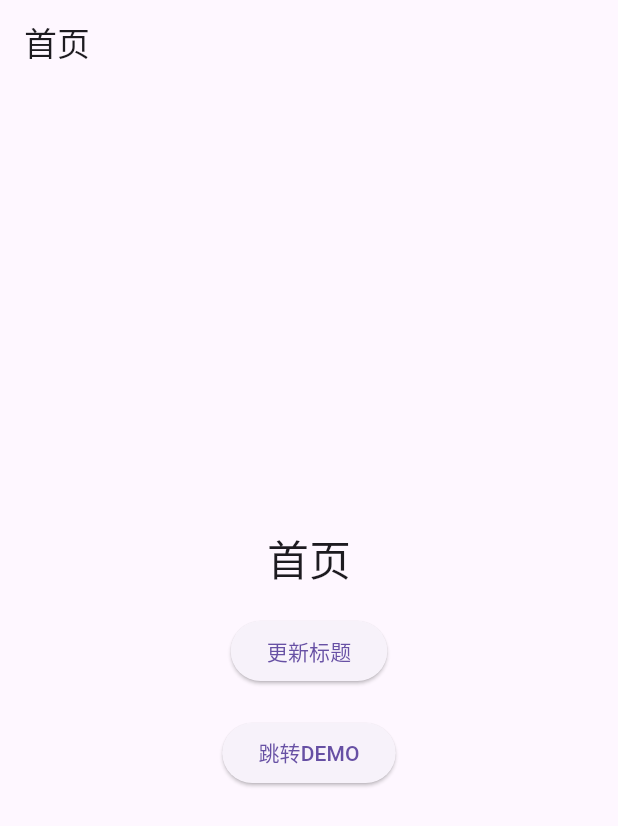
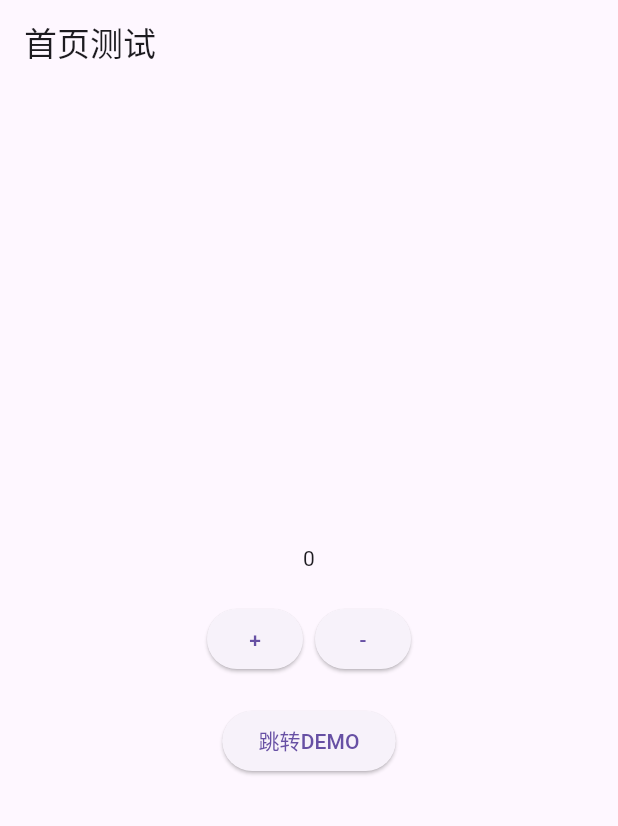
Before and after one commit to oonne/flutter-demo, a Flutter app: the screen it shows after launch, on a phone screen of 412 x 824 dp. Shown: the top 826 px of the screen. Run offline on Flutter 3.47's test engine with Material 3 defaults, Android fonts, the phone set to English and light mode, and no system bars; our stand-ins replace flutter_dotenv, shared_preferences.

Commit message:
feat: 测试页面

```diff
--- /dev/null
+++ b/lib/global/state.dart
@@ -0,0 +1,6 @@
+/*
+ * 全局的状态管理
+ */
+class GlobalState {
+
+}
--- a/lib/pages/demo/demo_model.dart
+++ b/lib/pages/demo/demo_model.dart
@@ -1,3 +1,3 @@
 class DemoModel {
-  String title = 'Demo';
+  int number = 0;
 }
--- a/lib/pages/home/home_model.dart
+++ b/lib/pages/home/home_model.dart
@@ -1,3 +1,3 @@
 class HomeModel {
-  String title = '首页';
+  int number = 0;
 }
--- a/lib/pages/home/home_view.dart
+++ b/lib/pages/home/home_view.dart
@@ -3,7 +3,6 @@ import 'package:provider/provider.dart';
 import 'package:flutter_demo/routes.dart';
 
 import 'home_view_model.dart';
-
 
 /*
  * 首页
@@ -18,24 +17,30 @@ class HomeView extends StatelessWidget {
       child: Consumer<HomeViewModel>(
         builder: (context, viewModel, child) {
           return Scaffold(
-            appBar: AppBar(
-              title: Text(viewModel.title),
-            ),
+            appBar: AppBar(title: Text('首页测试')),
             body: Center(
               child: Column(
                 mainAxisAlignment: MainAxisAlignment.center,
                 children: [
-                  Text(
-                    viewModel.title,
-                    style: Theme.of(context).textTheme.headlineMedium,
+                  /* 显示数字 */
+                  Text(viewModel.number.toString()),
+                  const SizedBox(height: 20),
+                  Row(
+                    mainAxisAlignment: MainAxisAlignment.center,
+                    spacing: 8,
+                    children: [
+                      ElevatedButton(
+                        onPressed: viewModel.add,
+                        child: const Text('+'),
+                      ),
+                      ElevatedButton(
+                        onPressed: viewModel.sub,
+                        child: const Text('-'),
+                      ),
+                    ],
                   ),
-                  const SizedBox(height: 20),
-                  ElevatedButton(
-                    onPressed: () {
-                      viewModel.updateTitle('标题已更新');
-                    },
-                    child: const Text('更新标题'),
-                  ),
+
+                  /* 跳转DEMO页面 */
                   const SizedBox(height: 20),
                   ElevatedButton(
                     onPressed: () {
```
Also changed, not shown: lib/pages/demo/demo_view.dart (+15 -12 lines), lib/pages/demo/demo_view_model.dart (+8 -3 lines), lib/pages/home/home_view_model.dart (+8 -3 lines).
